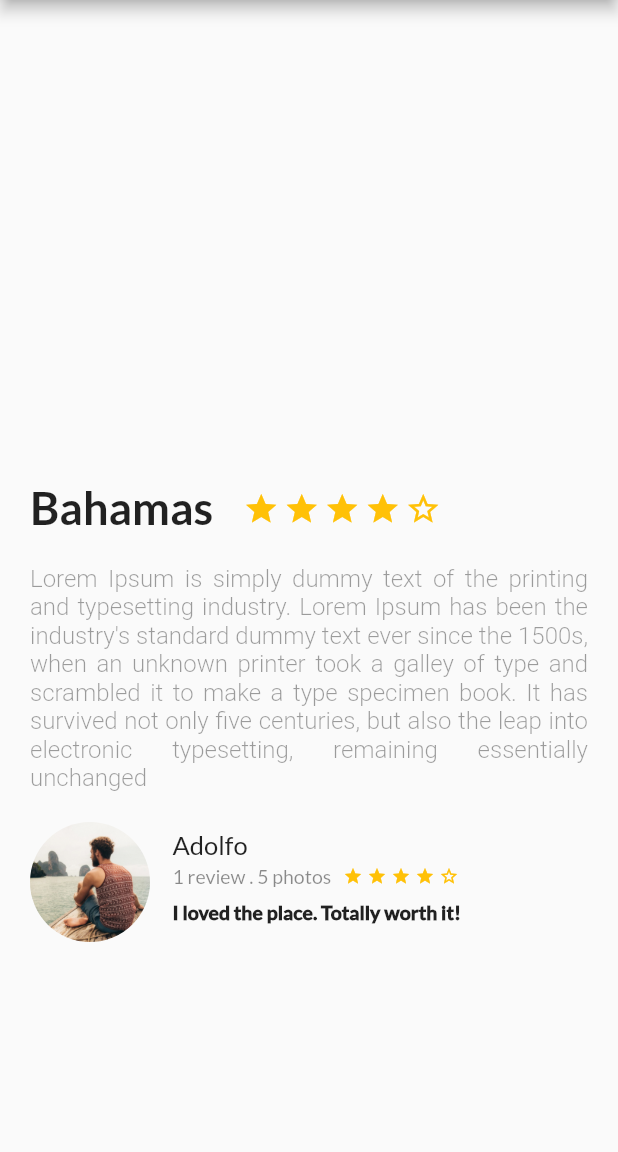
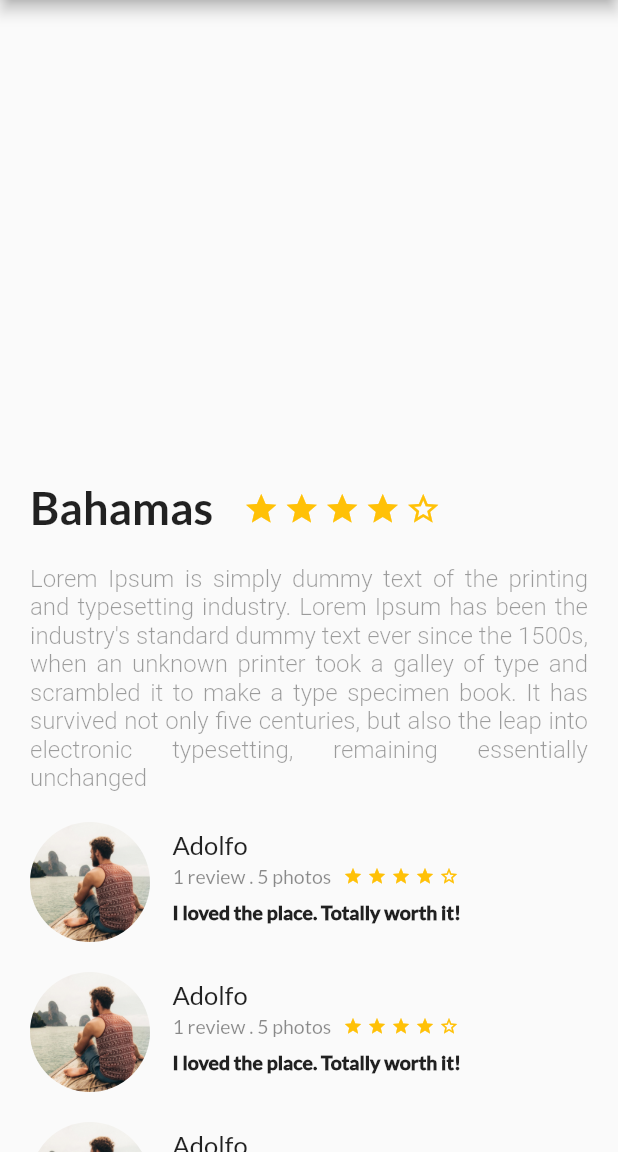
Before and after one commit to adoval4/testing_flutter, a Flutter app: the screen it shows after launch, on a phone screen of 412 x 824 dp, the part 84-1236 px from its top. Run offline on Flutter 3.47's test engine with Material 2 defaults, Android fonts, the phone set to English and light mode, and no system bars.

Commit message:
- Review list widget - scrollable main screen

```diff
--- a/lib/main.dart
+++ b/lib/main.dart
@@ -2,7 +2,7 @@ import 'package:flutter/material.dart';
 
 // Custom widgets
 import 'package:platzi_trips_app/description_place.dart';
-import 'package:platzi_trips_app/review.dart';
+import 'package:platzi_trips_app/review_list.dart';
 
 void main() => runApp(MyApp());
 
@@ -28,20 +28,42 @@ class MyApp extends StatelessWidget {
             ),
             title: Text('Share'),
           ),
-          body: Column(
+          body: Container(
+            child: new SingleChildScrollView(
+              child: Column(
                 children: <Widget>[
                   new DescriptionPlace(
                       "Bahamas",
                       4,
                       """Lorem Ipsum is simply dummy text of the printing and typesetting industry. Lorem Ipsum has been the industry's standard dummy text ever since the 1500s, when an unknown printer took a galley of  type and scrambled it to make a type specimen book. It has survived not only five centuries, but also the leap into electronic typesetting, remaining essentially unchanged"""
                   ),
-              new Review(
-                'assets/img/traveler_image.png',
-                'Adolfo',
-                '1 review . 5 photos',
-                'I loved the place. Totally worth it!'
-              )
+                  new ReviewList([
+                    {
+                      'userImagePath': 'assets/img/traveler_image.png',
+                      'userName': 'Adolfo',
+                      'userDetails': '1 review . 5 photos',
+                      'userComment': 'I loved the place. Totally worth it!'
+                    },
+                    {
+                      'userImagePath': 'assets/img/traveler_image.png',
+                      'userName': 'Adolfo',
+                      'userDetails': '1 review . 5 photos',
+                      'userComment': 'I loved the place. Totally worth it!'
+                    },                    {
+                      'userImagePath': 'assets/img/traveler_image.png',
+                      'userName': 'Adolfo',
+                      'userDetails': '1 review . 5 photos',
+                      'userComment': 'I loved the place. Totally worth it!'
+                    },                    {
+                      'userImagePath': 'assets/img/traveler_image.png',
+                      'userName': 'Adolfo',
+                      'userDetails': '1 review . 5 photos',
+                      'userComment': 'I loved the place. Totally worth it!'
+                    },
+                  ])
                 ],
+              ),
+            ),
           )
         )
       // home: MyHomePage(title: 'Flutter Demo Home Page'),
--- /dev/null
+++ b/lib/review_list.dart
@@ -0,0 +1,44 @@
+import 'package:flutter/material.dart';
+
+// Custom widgets
+import 'package:platzi_trips_app/review.dart';
+
+
+class ReviewList extends StatelessWidget {
+
+  List<Map> reviews = [
+    {
+      'userImagePath': 'assets/img/traveler_image.png',
+      'userName': 'Adolfo',
+      'userDetails': '1 review . 5 photos',
+      'userComment': 'I loved the place. Totally worth it!'
+    }
+  ];
+
+  ReviewList(this.reviews);
+
+  @override
+  Widget build(BuildContext context) {
+
+    List<Widget> reviewWidgets = [];
+
+    for(int i=0; i < reviews.length; i++) {
+      reviewWidgets.add(new Review(
+          reviews[i]['userImagePath'],
+          reviews[i]['userName'],
+          reviews[i]['userDetails'],
+          reviews[i]['userComment']
+      ));
+    }
+
+    return Container(
+      margin: EdgeInsets.only(
+        bottom: 30.0,
+      ),
+      child: Column(
+        children: reviewWidgets,
+      ),
+    );
+  }
+
+}
```
Lines whose indentation alone changed are shown as unchanged.
